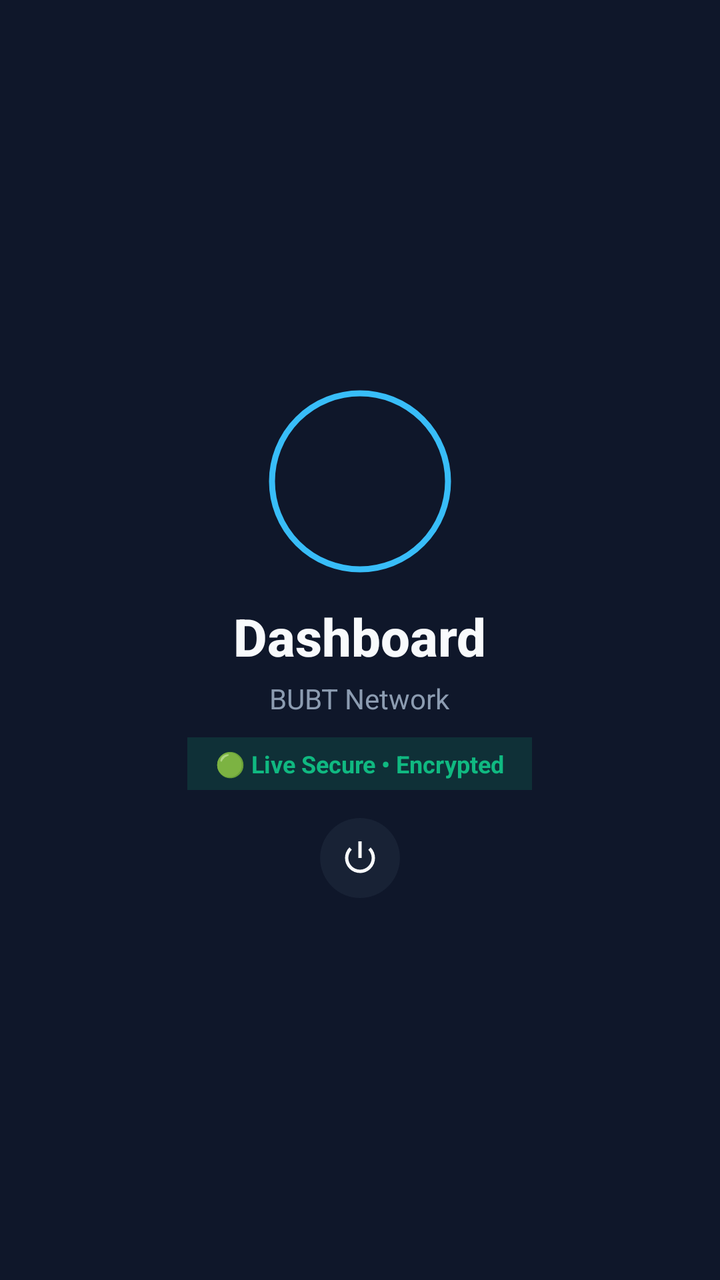
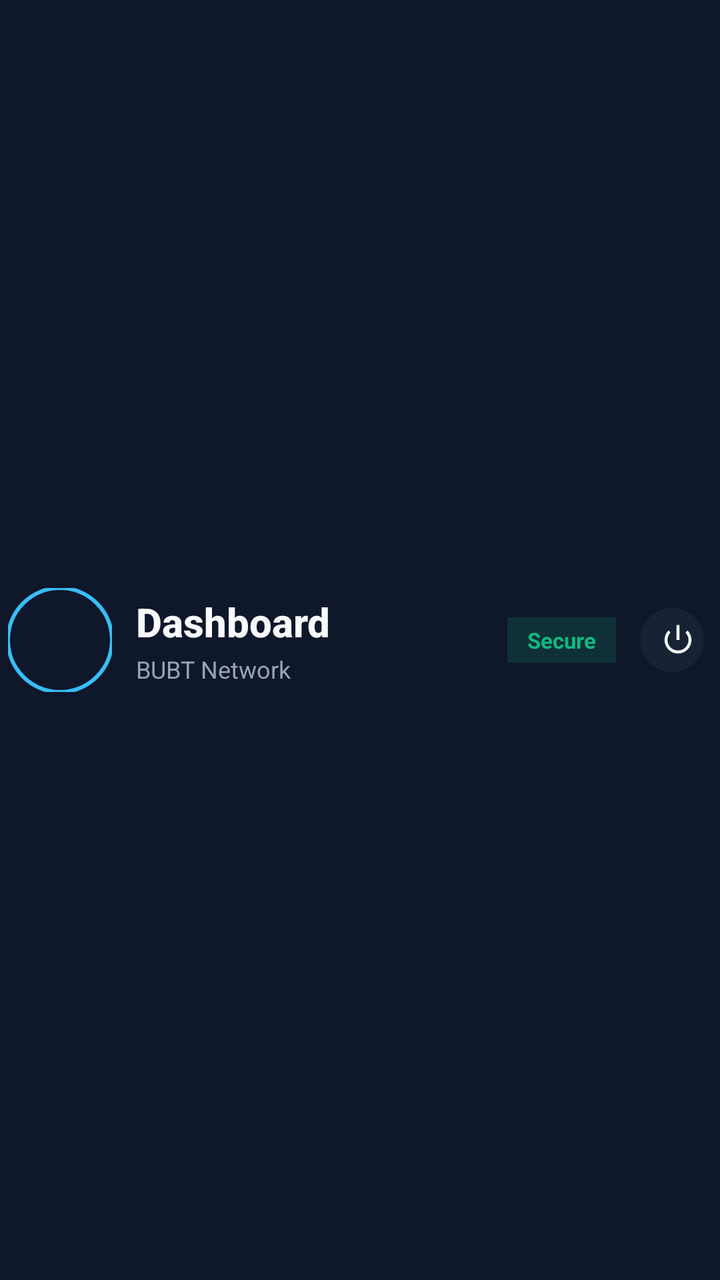

The first picture is an Android layout as it rendered before a commit; the second is the same layout after the commit. The layout source and the unified diff follow.
<!-- AndroidManifest.xml: application theme Theme.CRConnect -->
<!-- res/layout/include_header.xml -->
<?xml version="1.0" encoding="utf-8"?>
<LinearLayout xmlns:android="http://schemas.android.com/apk/res/android"
    xmlns:app="http://schemas.android.com/apk/res-auto"
    android:layout_width="match_parent"
    android:layout_height="wrap_content"
    android:orientation="vertical"
    android:gravity="center"
    android:paddingTop="28dp"
    android:paddingBottom="20dp">

    <com.google.android.material.imageview.ShapeableImageView
        android:id="@+id/imgUserProfile"
        android:layout_width="92dp"
        android:layout_height="92dp"
        android:src="@drawable/ic_app_main"
        android:scaleType="centerCrop"
        app:shapeAppearanceOverlay="@style/ShapeAppearance.App.Circular"
        android:padding="2dp"
        app:strokeWidth="3dp"
        app:strokeColor="#38BDF8"
        android:layout_marginBottom="14dp"/>

    <TextView
        android:id="@+id/tvHeaderTitle"
        android:layout_width="wrap_content"
        android:layout_height="wrap_content"
        android:text="Dashboard"
        android:textSize="26sp"
        android:textStyle="bold"
        android:textColor="#F8FAFC"
        android:fontFamily="sans-serif-medium"/>

    <TextView
        android:id="@+id/tvHeaderSubtitle"
        android:layout_width="wrap_content"
        android:layout_height="wrap_content"
        android:text="BUBT Network"
        android:textSize="14sp"
        android:textColor="#94A3B8"
        android:alpha="0.95"
        android:layout_marginTop="4dp"/>

    
    <TextView
        android:layout_width="wrap_content"
        android:layout_height="wrap_content"
        android:text="🟢 Live Secure • Encrypted"
        android:textSize="12sp"
        android:textColor="#10B981"
        android:textStyle="bold"
        android:background="#2610B981"
        android:paddingHorizontal="14dp"
        android:paddingVertical="5dp"
        android:layout_marginTop="10dp"/>

    <com.google.android.material.button.MaterialButton
        android:id="@+id/btnLogout"
        style="@style/Widget.Material3.Button.IconButton"
        android:layout_width="48dp"
        android:layout_height="48dp"
        android:layout_marginTop="10dp"
        app:icon="@android:drawable/ic_lock_power_off"
        app:iconTint="#F8FAFC"
        app:iconSize="20dp"
        android:backgroundTint="#26334155"/>

</LinearLayout>
<!-- resources referenced by this layout -->
<resources>
  <!-- drawable ic_app_main: png bitmap (drawable, 915279 bytes) -->
  <style name="ShapeAppearance.App.Circular" parent="ShapeAppearance.Material3.Corner.Full">
          <item name="cornerSize">50%</item>
      </style>
  <style name="Theme.CRConnect" parent="Base.Theme.CRConnect" />
  <style name="Base.Theme.CRConnect" parent="Theme.Material3.DayNight.NoActionBar">
          <item name="colorPrimary">@color/primary</item>
          <item name="colorSecondary">@color/secondary</item>
          <item name="android:windowBackground">@color/background</item>
          <item name="colorSurface">@color/surface</item>
          <item name="colorOnSurface">@color/text_primary</item>
          <item name="colorOnSurfaceVariant">@color/text_secondary</item>
          <item name="colorError">@color/error</item>
          <item name="android:windowActivityTransitions">true</item>
      </style>
  <color name="primary">#6366F1</color>
  <color name="secondary">#06B6D4</color>
  <color name="background">#0F172A</color>
  <color name="surface">#1E293B</color>
  <color name="text_primary">#F8FAFC</color>
  <color name="text_secondary">#94A3B8</color>
  <color name="error">#EF4444</color>
</resources>

<!-- the commit's change to res/layout/include_header.xml (unified diff, before → after) -->
@@ -3,65 +3,79 @@
     xmlns:app="http://schemas.android.com/apk/res-auto"
     android:layout_width="match_parent"
     android:layout_height="wrap_content"
-    android:orientation="vertical"
-    android:gravity="center"
-    android:paddingTop="28dp"
-    android:paddingBottom="20dp">
+    android:orientation="horizontal"
+    android:gravity="center_vertical"
+    android:paddingVertical="12dp"
+    android:paddingHorizontal="4dp"
+    android:layout_marginBottom="16dp">
 
     <com.google.android.material.imageview.ShapeableImageView
         android:id="@+id/imgUserProfile"
-        android:layout_width="92dp"
-        android:layout_height="92dp"
+        android:layout_width="52dp"
+        android:layout_height="52dp"
         android:src="@drawable/ic_app_main"
         android:scaleType="centerCrop"
         app:shapeAppearanceOverlay="@style/ShapeAppearance.App.Circular"
-        android:padding="2dp"
-        app:strokeWidth="3dp"
+        app:strokeWidth="2dp"
         app:strokeColor="#38BDF8"
-        android:layout_marginBottom="14dp"/>
+        android:layout_marginEnd="12dp"/>
 
-    <TextView
-        android:id="@+id/tvHeaderTitle"
+    <LinearLayout
+        android:layout_width="0dp"
+        android:layout_height="wrap_content"
+        android:layout_weight="1"
+        android:orientation="vertical">
+
+        <TextView
+            android:id="@+id/tvHeaderTitle"
+            android:layout_width="wrap_content"
+            android:layout_height="wrap_content"
+            android:text="Dashboard"
+            android:textSize="20sp"
+            android:textStyle="bold"
+            android:textColor="#F8FAFC"
+            android:fontFamily="sans-serif-medium"/>
+
+        <TextView
+            android:id="@+id/tvHeaderSubtitle"
+            android:layout_width="wrap_content"
+            android:layout_height="wrap_content"
+            android:text="BUBT Network"
+            android:textSize="12sp"
+            android:textColor="#94A3B8"
+            android:layout_marginTop="2dp"
+            android:singleLine="true"
+            android:ellipsize="end"/>
+    </LinearLayout>
+
+    <LinearLayout
         android:layout_width="wrap_content"
         android:layout_height="wrap_content"
-        android:text="Dashboard"
-        android:textSize="26sp"
-        android:textStyle="bold"
-        android:textColor="#F8FAFC"
-        android:fontFamily="sans-serif-medium"/>
+        android:orientation="horizontal"
+        android:gravity="center_vertical">
 
-    <TextView
-        android:id="@+id/tvHeaderSubtitle"
-        android:layout_width="wrap_content"
-        android:layout_height="wrap_content"
-        android:text="BUBT Network"
-        android:textSize="14sp"
-        android:textColor="#94A3B8"
-        android:alpha="0.95"
-        android:layout_marginTop="4dp"/>
+        
+        <TextView
+            android:layout_width="wrap_content"
+            android:layout_height="wrap_content"
+            android:text="Secure"
+            android:textSize="11sp"
+            android:textColor="#10B981"
+            android:textStyle="bold"
+            android:background="#2610B981"
+            android:paddingHorizontal="10dp"
+            android:paddingVertical="4dp"
+            android:layout_marginEnd="8dp"/>
 
-    
-    <TextView
-        android:layout_width="wrap_content"
-        android:layout_height="wrap_content"
-        android:text="🟢 Live Secure • Encrypted"
-        android:textSize="12sp"
-        android:textColor="#10B981"
-        android:textStyle="bold"
-        android:background="#2610B981"
-        android:paddingHorizontal="14dp"
-        android:paddingVertical="5dp"
-        android:layout_marginTop="10dp"/>
-
-    <com.google.android.material.button.MaterialButton
-        android:id="@+id/btnLogout"
-        style="@style/Widget.Material3.Button.IconButton"
-        android:layout_width="48dp"
-        android:layout_height="48dp"
-        android:layout_marginTop="10dp"
-        app:icon="@android:drawable/ic_lock_power_off"
-        app:iconTint="#F8FAFC"
-        app:iconSize="20dp"
-        android:backgroundTint="#26334155"/>
+        <com.google.android.material.button.MaterialButton
+            android:id="@+id/btnLogout"
+            style="@style/Widget.Material3.Button.IconButton"
+            android:layout_width="40dp"
+            android:layout_height="40dp"
+            app:icon="@android:drawable/ic_lock_power_off"
+            app:iconTint="#F8FAFC"
+            app:iconSize="18dp"
+            android:backgroundTint="#26334155"/>
+    </LinearLayout>
 
 </LinearLayout>
